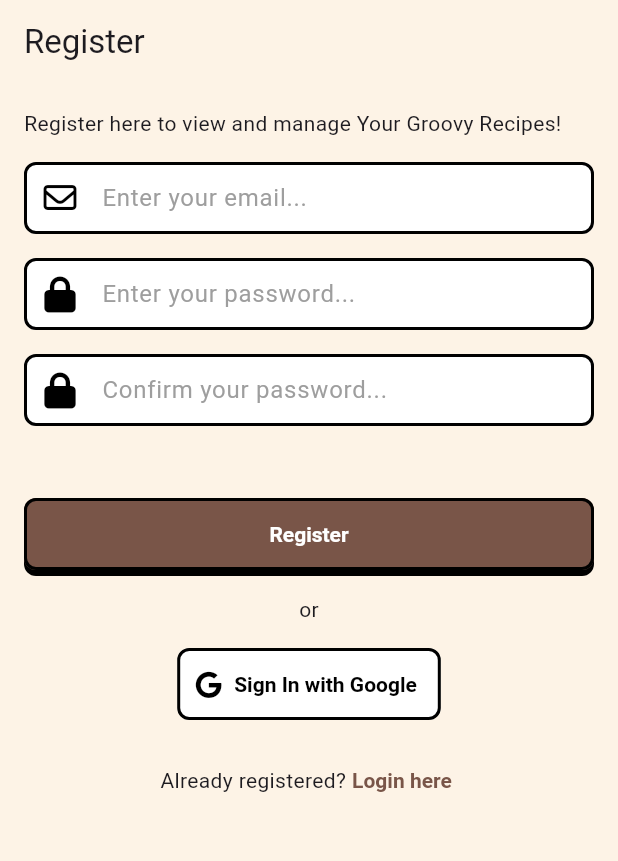
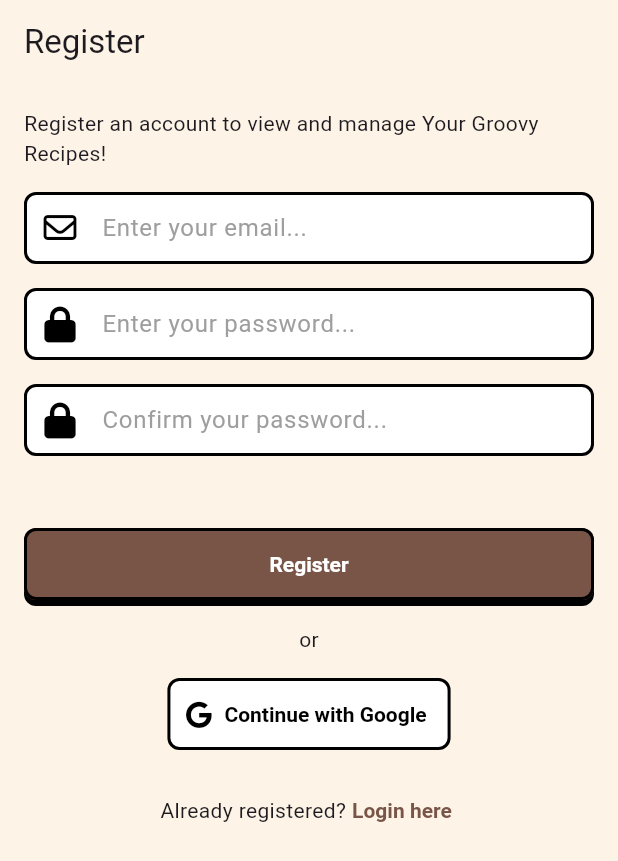
Before and after one commit to kristianskogberg/my-groovy-recipes, a Flutter app: the screen it shows after launch, after a tap on "Register here", on a phone screen of 412 x 824 dp. Shown: the top 861 px of the screen. Run offline on Flutter 3.47's test engine with Material 2 defaults, Android fonts, the phone set to English and light mode, and no system bars; our stand-ins replace firebase_auth, firebase_core, font_awesome_flutter, google_sign_in, logger; accounts and stored records are empty; network calls fail.

Commit message:
implement sign in with google and change minSdkVersion to 21 for android

```diff
--- /dev/null
+++ b/lib/components/buttons/google_sign_in_button.dart
@@ -0,0 +1,31 @@
+import 'package:flutter/material.dart';
+import 'package:font_awesome_flutter/font_awesome_flutter.dart';
+import 'package:my_groovy_recipes/components/buttons/rounded_textbutton_icon.dart';
+import 'package:my_groovy_recipes/services/auth_service.dart';
+
+class GoogleSignInButton extends StatelessWidget {
+  const GoogleSignInButton({super.key});
+
+  @override
+  Widget build(BuildContext context) {
+    return Row(
+      mainAxisAlignment: MainAxisAlignment.center,
+      children: [
+        RoundedTextIconButton(
+          onPressed: () {
+            // dismiss keyboard
+            FocusManager.instance.primaryFocus?.unfocus();
+
+            AuthService(context).signInWithGoogle();
+          },
+          color: Colors.white,
+          text: "Continue with Google",
+          icon: const Icon(
+            FontAwesomeIcons.google,
+            color: Colors.black,
+          ),
+        ),
+      ],
+    );
+  }
+}
--- a/lib/views/auth/login_view.dart
+++ b/lib/views/auth/login_view.dart
@@ -2,11 +2,13 @@ import 'package:firebase_auth/firebase_auth.dart';
 import 'package:flutter/material.dart';
 import 'package:font_awesome_flutter/font_awesome_flutter.dart';
 import 'package:logger/logger.dart';
+import 'package:my_groovy_recipes/components/buttons/google_sign_in_button.dart';
 import 'package:my_groovy_recipes/components/textfields/email_textfield.dart';
 import 'package:my_groovy_recipes/components/buttons/full_width_textbutton.dart';
 import 'package:my_groovy_recipes/components/textfields/password_textfield.dart';
 import 'package:my_groovy_recipes/components/buttons/rounded_textbutton_icon.dart';
 import 'package:my_groovy_recipes/constants/styling.dart';
+import 'package:my_groovy_recipes/services/auth_service.dart';
 import 'package:my_groovy_recipes/utils/error_dialog.dart';
 
 class LoginView extends StatefulWidget {
@@ -96,7 +98,7 @@ class _LoginViewState extends State<LoginView> {
               Container(
                 margin: const EdgeInsets.only(top: defaultPadding),
                 child: const Text(
-                    "Please login to your account to view and manage Your Groovy Recipes!"),
+                    "Login to your account to view and manage Your Groovy Recipes!"),
               ),
 
               const SizedBox(
@@ -137,23 +139,7 @@ class _LoginViewState extends State<LoginView> {
               ),
 
               // google sign in button
-              Row(
-                mainAxisAlignment: MainAxisAlignment.center,
-                children: [
-                  RoundedTextIconButton(
-                    onPressed: () {
-                      // dismiss keyboard
-                      FocusManager.instance.primaryFocus?.unfocus();
-                    },
-                    color: Colors.white,
-                    text: "Sign In with Google",
-                    icon: const Icon(
-                      FontAwesomeIcons.google,
-                      color: Colors.black,
-                    ),
-                  ),
-                ],
-              ),
+              const GoogleSignInButton(),
 
               const SizedBox(
                 height: defaultPadding,
--- a/lib/views/auth/register_view.dart
+++ b/lib/views/auth/register_view.dart
@@ -1,12 +1,15 @@
 import 'package:firebase_auth/firebase_auth.dart';
 import 'package:flutter/material.dart';
 import 'package:font_awesome_flutter/font_awesome_flutter.dart';
+import 'package:google_sign_in/google_sign_in.dart';
 import 'package:logger/logger.dart';
+import 'package:my_groovy_recipes/components/buttons/google_sign_in_button.dart';
 import 'package:my_groovy_recipes/components/textfields/email_textfield.dart';
 import 'package:my_groovy_recipes/components/buttons/full_width_textbutton.dart';
 import 'package:my_groovy_recipes/components/textfields/password_textfield.dart';
 import 'package:my_groovy_recipes/components/buttons/rounded_textbutton_icon.dart';
 import 'package:my_groovy_recipes/constants/styling.dart';
+import 'package:my_groovy_recipes/services/auth_service.dart';
 import 'package:my_groovy_recipes/utils/error_dialog.dart';
 
 class RegisterView extends StatefulWidget {
@@ -104,7 +107,7 @@ class _RegisterViewState extends State<RegisterView> {
               Container(
                 margin: const EdgeInsets.only(top: defaultPadding),
                 child: const Text(
-                    "Register here to view and manage Your Groovy Recipes!"),
+                    "Register an account to view and manage Your Groovy Recipes!"),
               ),
 
               const SizedBox(
@@ -155,22 +158,8 @@ class _RegisterViewState extends State<RegisterView> {
               ),
 
               // google sign in button
-              Row(
-                mainAxisAlignment: MainAxisAlignment.center,
-                children: [
-                  RoundedTextIconButton(
-                      onPressed: () {
-                        // dismiss keyboard
-                        FocusManager.instance.primaryFocus?.unfocus();
-                      },
-                      color: Colors.white,
-                      text: "Sign In with Google",
-                      icon: const Icon(
-                        FontAwesomeIcons.google,
-                        color: Colors.black,
-                      )),
-                ],
-              ),
+              const GoogleSignInButton(),
+
               const SizedBox(
                 height: defaultPadding,
               ),
--- a/lib/views/recipe/my_recipes_view.dart
+++ b/lib/views/recipe/my_recipes_view.dart
@@ -1,6 +1,7 @@
 import 'package:firebase_auth/firebase_auth.dart';
 import 'package:flutter/material.dart';
 import 'package:font_awesome_flutter/font_awesome_flutter.dart';
+import 'package:google_sign_in/google_sign_in.dart';
 
 class MyRecipesView extends StatefulWidget {
   MyRecipesView({super.key});
@@ -15,6 +16,7 @@ class _MyRecipesViewState extends State<MyRecipesView> {
   // sign out the user
   void signOut() async {
     await FirebaseAuth.instance.signOut();
+    await GoogleSignIn().signOut();
   }
 
   @override
--- a/pubspec.yaml
+++ b/pubspec.yaml
@@ -39,6 +39,7 @@ dependencies:
   firebase_core: ^2.15.0
   firebase_auth: ^4.7.0
   logger: ^1.4.0
+  google_sign_in: ^6.1.4
 
 dev_dependencies:
   flutter_test:
```
Also changed, not shown: lib/services/auth_service.dart (added, +47 -0 lines), pubspec.lock, 4 other files.
